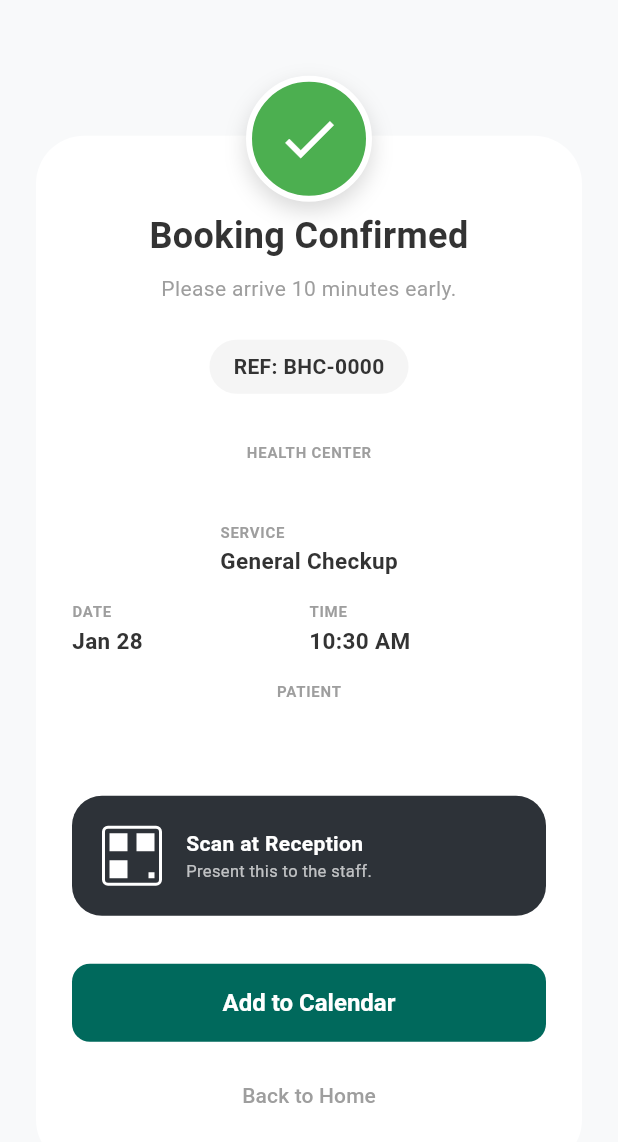
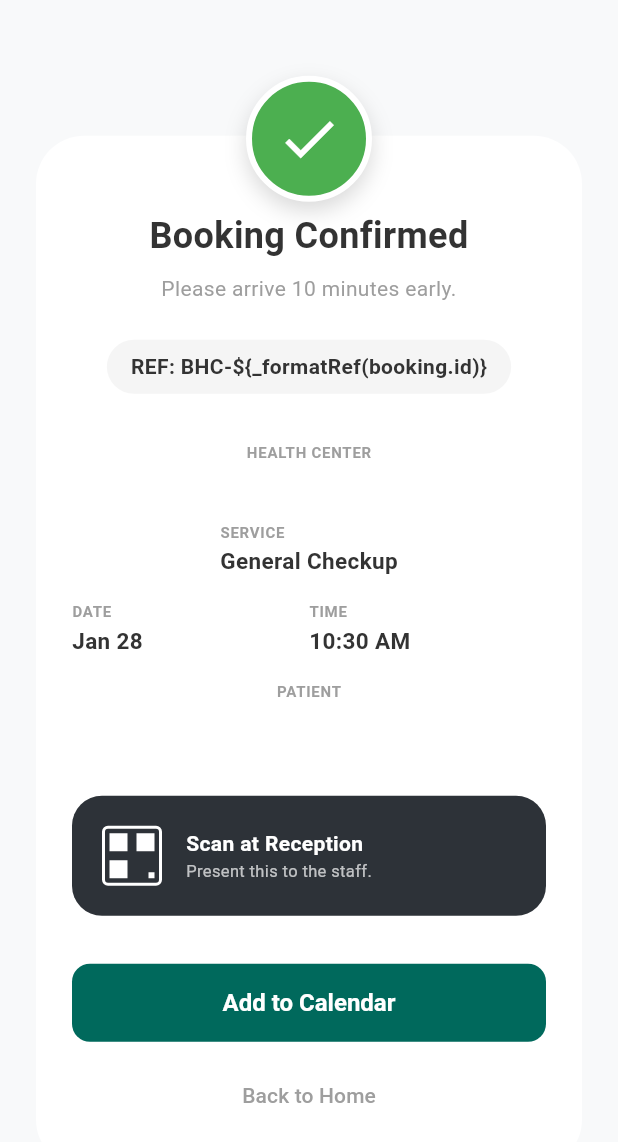
Before and after one commit to Pinghtdog/Ataman-Mobile, a Flutter app: the BookingSuccessDialog widget shown alone on an empty page, opened directly with empty values, after a tap on "Add to Calendar", on a phone screen of 412 x 824 dp. Shown: the top 1142 px of the screen. Run offline on Flutter 3.47's test engine with Material 3 defaults, Android fonts, the phone set to English and light mode, and no system bars; our stand-ins replace connectivity_plus, dotted_border, equatable, firebase_core, firebase_messaging, flutter_bloc and 13 more; missing offline and left inert: flutter_webrtc, pdfx; accounts and stored records are empty.

Commit message:
home screens (static)

```diff
--- a/lib/features/booking/presentation/widgets/booking_success_dialog.dart
+++ b/lib/features/booking/presentation/widgets/booking_success_dialog.dart
@@ -17,8 +17,8 @@ class BookingSuccessDialog extends StatelessWidget {
 
   void _addToCalendar() {
     final Event event = Event(
-      title: 'Medical Appointment: ${booking.facilityName}',
-      description: 'Service: General Checkup\nPatient: $patientName\nReference: BHC-${_formatRef(booking.id)}',
+      title: 'Medical Appointment: \${booking.facilityName}',
+      description: 'Service: General Checkup\\nPatient: \$patientName\\nReference: BHC-\${_formatRef(booking.id)}',
       location: booking.facilityName,
       startDate: booking.appointmentTime,
       endDate: booking.appointmentTime.add(const Duration(minutes: 30)),
@@ -91,7 +91,7 @@ class BookingSuccessDialog extends StatelessWidget {
                       borderRadius: BorderRadius.circular(20),
                     ),
                     child: Text(
-                      "REF: BHC-${_formatRef(booking.id)}",
+                      "REF: BHC-\${_formatRef(booking.id)}",
                       style: const TextStyle(
                         fontWeight: FontWeight.bold,
                         fontSize: 14,
@@ -192,7 +192,7 @@ class BookingSuccessDialog extends StatelessWidget {
                 border: Border.all(color: Colors.white, width: 4),
                 boxShadow: [
                   BoxShadow(
-                    color: Colors.black.withOpacity(0.15),
+                    color: Colors.black.withAlpha(38),
                     blurRadius: 12,
                     offset: const Offset(0, 6),
                   ),
```
